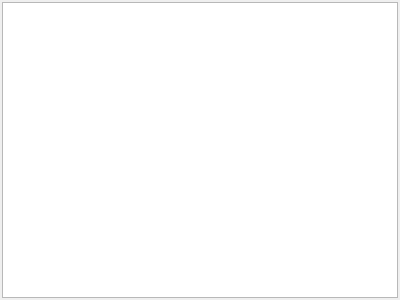
The window that pricelistdialog.ui (lamouski/TCN) describes before a commit, drawn with Qt 5.
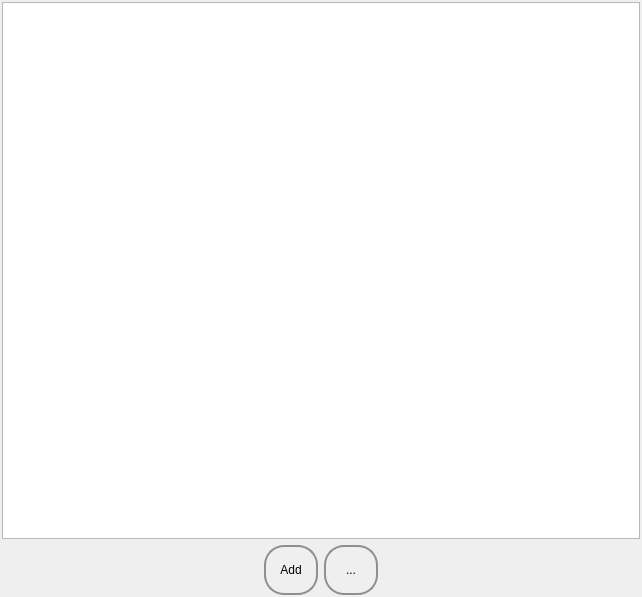
The same window after the commit.

Commit message: - add, edit and delete actions are added to price list dialog

```diff
--- a/pricelistdialog.ui
+++ b/pricelistdialog.ui
@@ -6,17 +6,14 @@
    <rect>
     <x>0</x>
     <y>0</y>
-    <width>400</width>
-    <height>300</height>
+    <width>642</width>
+    <height>597</height>
    </rect>
   </property>
   <property name="windowTitle">
    <string>Dialog</string>
   </property>
-  <layout class="QVBoxLayout" name="verticalLayout">
-   <property name="spacing">
-    <number>1</number>
-   </property>
+  <layout class="QGridLayout" name="gridLayout">
    <property name="leftMargin">
     <number>2</number>
    </property>
@@ -29,8 +26,125 @@
    <property name="bottomMargin">
     <number>2</number>
    </property>
-   <item>
-    <widget class="QTableView" name="m_view_prices"/>
+   <item row="1" column="0">
+    <spacer name="horizontalSpacer">
+     <property name="orientation">
+      <enum>Qt::Horizontal</enum>
+     </property>
+     <property name="sizeHint" stdset="0">
+      <size>
+       <width>40</width>
+       <height>20</height>
+      </size>
+     </property>
+    </spacer>
+   </item>
+   <item row="1" column="1">
+    <widget class="QPushButton" name="m_add_button">
+     <property name="minimumSize">
+      <size>
+       <width>54</width>
+       <height>50</height>
+      </size>
+     </property>
+     <property name="maximumSize">
+      <size>
+       <width>50</width>
+       <height>50</height>
+      </size>
+     </property>
+     <property name="styleSheet">
+      <string notr="true">QPushButton {
+    border: 2px solid #8f8f91;
+    border-radius: 20px;
+    background-color: qlineargradient(x1: 0, y1: 0, x2: 0, y2: 1,
+                                      stop: 0 #f6f7fa, stop: 1 #dadbde);
+    min-width: 50px;
+}
+
+QPushButton:pressed {
+    background-color: qlineargradient(x1: 0, y1: 0, x2: 0, y2: 1,
+                                      stop: 0 #dadbde, stop: 1 #f6f7fa);
+}</string>
+     </property>
+     <property name="text">
+      <string>Add</string>
+     </property>
+    </widget>
+   </item>
+   <item row="1" column="3">
+    <spacer name="horizontalSpacer_2">
+     <property name="orientation">
+      <enum>Qt::Horizontal</enum>
+     </property>
+     <property name="sizeHint" stdset="0">
+      <size>
+       <width>40</width>
+       <height>20</height>
+      </size>
+     </property>
+    </spacer>
+   </item>
+   <item row="0" column="0" colspan="4">
+    <widget class="QTableView" name="m_view_prices">
+     <property name="editTriggers">
+      <set>QAbstractItemView::NoEditTriggers</set>
+     </property>
+     <property name="showDropIndicator" stdset="0">
+      <bool>false</bool>
+     </property>
+     <property name="dragDropOverwriteMode">
+      <bool>false</bool>
+     </property>
+     <property name="selectionMode">
+      <enum>QAbstractItemView::SingleSelection</enum>
+     </property>
+     <property name="selectionBehavior">
+      <enum>QAbstractItemView::SelectRows</enum>
+     </property>
+     <property name="sortingEnabled">
+      <bool>true</bool>
+     </property>
+    </widget>
+   </item>
+   <item row="1" column="2">
+    <widget class="QToolButton" name="m_other_button">
+     <property name="minimumSize">
+      <size>
+       <width>54</width>
+       <height>50</height>
+      </size>
+     </property>
+     <property name="maximumSize">
+      <size>
+       <width>50</width>
+       <height>50</height>
+      </size>
+     </property>
+     <property name="styleSheet">
+      <string notr="true">QToolButton {
+    border: 2px solid #8f8f91;
+    border-radius: 20px;
+    background-color: qlineargradient(x1: 0, y1: 0, x2: 0, y2: 1,
+                                      stop: 0 #f6f7fa, stop: 1 #dadbde);
+    min-width: 50px;
+}
+
+QToolButton:pressed {
+    background-color: qlineargradient(x1: 0, y1: 0, x2: 0, y2: 1,
+                                      stop: 0 #dadbde, stop: 1 #f6f7fa);
+}</string>
+     </property>
+     <property name="text">
+      <string>...</string>
+     </property>
+     <property name="popupMode">
+      <enum>QToolButton::InstantPopup</enum>
+     </property>
+     <property name="arrowType">
+      <enum>Qt::NoArrow</enum>
+     </property>
+    </widget>
    </item>
   </layout>
  </widget>
```
Left out of the diff: 2 changed lines with no effect on the pictures. The commit also changes 7 other files.
